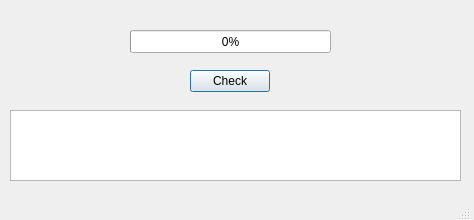
Qt form updatescriptsdialog.ui (adgellida/ubunsys) before a commit.
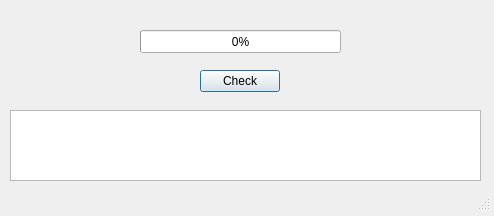
The same form after that commit.

The edit to the form file:
```diff
--- a/updatescriptsdialog.ui
+++ b/updatescriptsdialog.ui
@@ -6,8 +6,8 @@
    <rect>
     <x>0</x>
     <y>0</y>
-    <width>474</width>
-    <height>220</height>
+    <width>494</width>
+    <height>216</height>
    </rect>
   </property>
   <property name="windowTitle">
@@ -16,7 +16,7 @@
   <widget class="QProgressBar" name="progressBar">
    <property name="geometry">
     <rect>
-     <x>130</x>
+     <x>140</x>
      <y>30</y>
      <width>201</width>
      <height>23</height>
@@ -29,7 +29,7 @@
   <widget class="QPushButton" name="pushButton">
    <property name="geometry">
     <rect>
-     <x>190</x>
+     <x>200</x>
      <y>70</y>
      <width>80</width>
      <height>22</height>
@@ -46,8 +46,8 @@
    <property name="geometry">
     <rect>
      <x>0</x>
-     <y>200</y>
-     <width>471</width>
+     <y>190</y>
+     <width>491</width>
      <height>21</height>
     </rect>
    </property>
@@ -57,7 +57,7 @@
     <rect>
      <x>10</x>
      <y>110</y>
-     <width>451</width>
+     <width>471</width>
      <height>71</height>
     </rect>
    </property>
```
